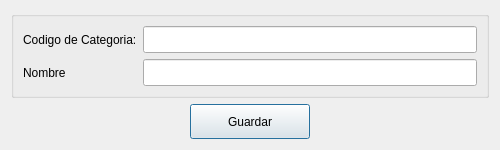
Before: the Qt Designer form ui/categorias.ui in OesteDEV/TPV, drawn with Qt 5.
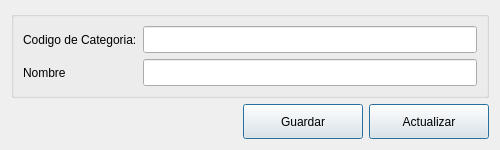
After: the same form once the commit is applied. Icons and pictures are not drawn.

Patch:
```diff
--- a/ui/categorias.ui
+++ b/ui/categorias.ui
@@ -348,6 +348,35 @@
      </layout>
     </widget>
    </item>
+   <item row="2" column="2">
+    <widget class="QPushButton" name="modificar">
+     <property name="sizePolicy">
+      <sizepolicy hsizetype="Fixed" vsizetype="Fixed">
+       <horstretch>0</horstretch>
+       <verstretch>0</verstretch>
+      </sizepolicy>
+     </property>
+     <property name="minimumSize">
+      <size>
+       <width>120</width>
+       <height>35</height>
+      </size>
+     </property>
+     <property name="text">
+      <string>Actualizar</string>
+     </property>
+     <property name="icon">
+      <iconset>
+       <normaloff>icon/actualizar.png</normaloff>icon/actualizar.png</iconset>
+     </property>
+     <property name="autoDefault">
+      <bool>true</bool>
+     </property>
+     <property name="default">
+      <bool>true</bool>
+     </property>
+    </widget>
+   </item>
   </layout>
  </widget>
  <resources/>
```
